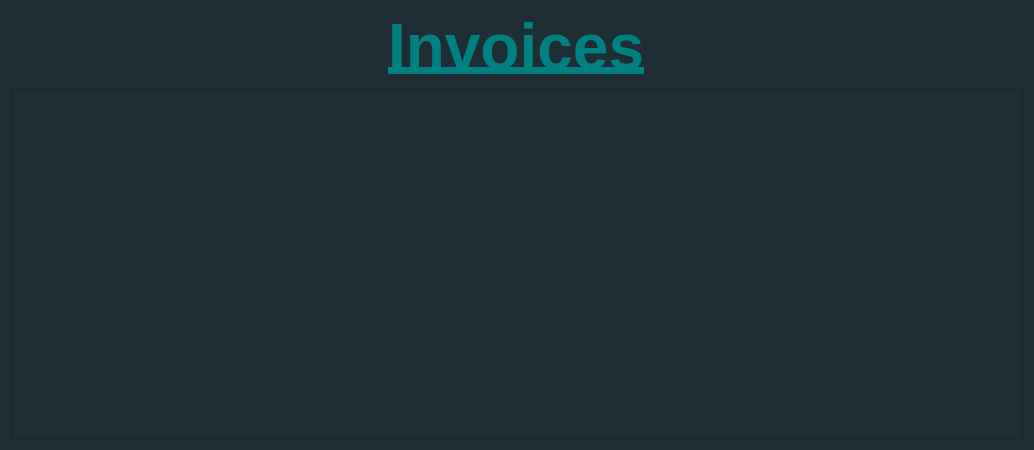
Qt form src/ui/ViewInvoices.ui (CanMatthewCode/ArchitectsLog) before a commit.
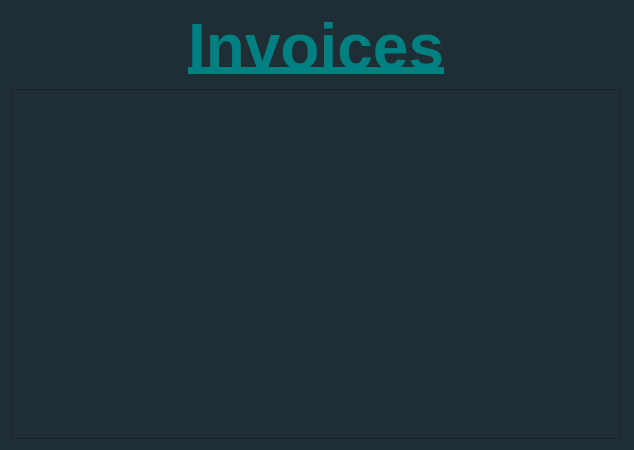
The same form after that commit.

Commit message: add ViewInvoices class to create a formatted window showing all invoices; add viewInvoices method to MainWindow and connect it to the ViewInvoicesBtn in architectsLog_PySide.py

```diff
--- a/src/ui/ViewInvoices.ui
+++ b/src/ui/ViewInvoices.ui
@@ -6,7 +6,7 @@
    <rect>
     <x>0</x>
     <y>0</y>
-    <width>1034</width>
+    <width>634</width>
     <height>450</height>
    </rect>
   </property>
@@ -40,7 +40,20 @@
     </widget>
    </item>
    <item>
-    <widget class="QTableView" name="invoicesTableView"/>
+    <widget class="QTableView" name="invoicesTableView">
+     <property name="sizePolicy">
+      <sizepolicy hsizetype="Fixed" vsizetype="Expanding">
+       <horstretch>0</horstretch>
+       <verstretch>0</verstretch>
+      </sizepolicy>
+     </property>
+     <property name="minimumSize">
+      <size>
+       <width>610</width>
+       <height>0</height>
+      </size>
+     </property>
+    </widget>
    </item>
   </layout>
  </widget>
```
Left out of the diff: 4 changed lines with no effect on the pictures. The commit also changes 4 other files.
